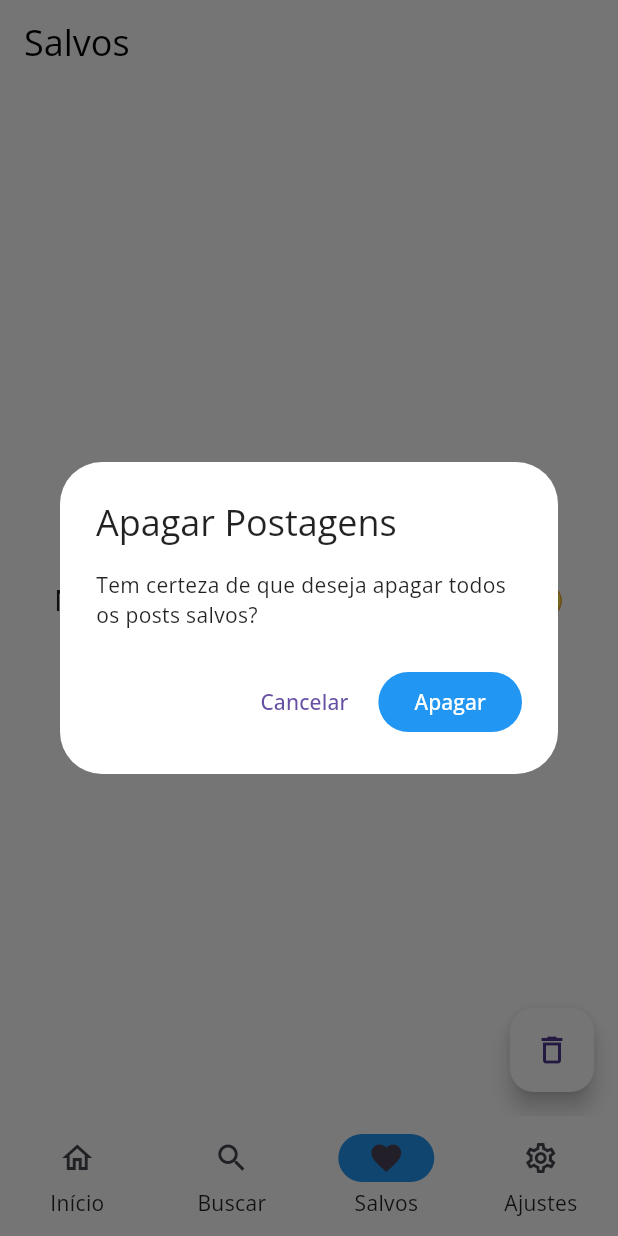
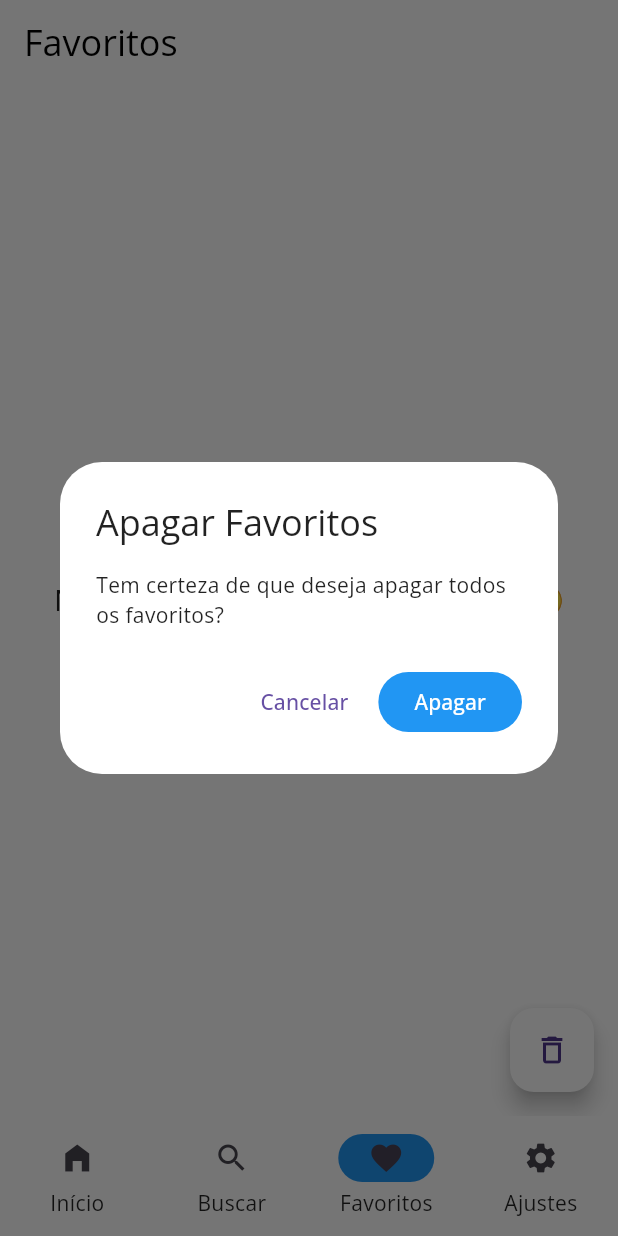
Before and after one commit to hendrilmendes/News-Droid, a Flutter app: the BottomNavigationContainer screen opened directly, item 3 of the bottom bar chosen, after a tap on the "delete outline" icon, on a phone screen of 412 x 824 dp. Run offline on Flutter 3.47's test engine with Material 3 defaults, Android fonts, the phone set to English and light mode, and no system bars; our stand-ins replace cached_network_image, connectivity_plus, firebase_auth, firebase_core, firebase_crashlytics, flutter_tts and 10 more; missing offline and left inert: feedback, flutter_email_sender, onesignal_flutter; accounts and stored records are empty; generated files the repository leaves out were written again; network calls fail.

Commit message:
Ajustes internos

```diff
--- a/lib/l10n/app_pt.arb
+++ b/lib/l10n/app_pt.arb
@@ -3,7 +3,7 @@
     "appName": "News-Droid",
     "home": "Início",
     "search": "Buscar",
-    "favorites": "Salvos",
+    "favorites": "Favoritos",
     "settings": "Ajustes",
     "shared": "Compartilhar",
     "comments": "Comentários",
@@ -15,8 +15,8 @@
     "noComment": "Nenhum comentário disponível 😅",
     "hintTextComment": "Digite seu comentário...",
     "human": "Humano",
-    "deleteFavorites": "Apagar Postagens",
-    "deleteFavoritesSub": "Tem certeza de que deseja apagar todos os posts salvos?",
+    "deleteFavorites": "Apagar Favoritos",
+    "deleteFavoritesSub": "Tem certeza de que deseja apagar todos os favoritos?",
     "cancel": "Cancelar",
     "delete": "Apagar",
     "noFavorites": "Nenhuma postagem encontrada 😕",
--- a/lib/widgets/bottom_navigation.dart
+++ b/lib/widgets/bottom_navigation.dart
@@ -49,11 +49,11 @@ class _BottomNavigationContainerState extends State<BottomNavigationContainer> {
                   labelType: NavigationRailLabelType.all,
                   destinations: [
                     NavigationRailDestination(
-                      icon: const Icon(Icons.home_outlined),
+                      icon: const Icon(Icons.home_filled),
                       label: Text(AppLocalizations.of(context)!.home),
                     ),
                     NavigationRailDestination(
-                      icon: const Icon(Icons.search_outlined),
+                      icon: const Icon(Icons.search),
                       label: Text(AppLocalizations.of(context)!.search),
                     ),
                     NavigationRailDestination(
@@ -61,7 +61,7 @@ class _BottomNavigationContainerState extends State<BottomNavigationContainer> {
                       label: Text(AppLocalizations.of(context)!.favorites),
                     ),
                     NavigationRailDestination(
-                      icon: const Icon(Icons.settings_outlined),
+                      icon: const Icon(Icons.settings),
                       label: Text(AppLocalizations.of(context)!.settings),
                     ),
                   ],
@@ -91,11 +91,11 @@ class _BottomNavigationContainerState extends State<BottomNavigationContainer> {
                   labelBehavior: NavigationDestinationLabelBehavior.alwaysShow,
                   destinations: [
                     NavigationDestination(
-                      icon: const Icon(Icons.home_outlined),
+                      icon: const Icon(Icons.home_filled),
                       label: AppLocalizations.of(context)!.home,
                     ),
                     NavigationDestination(
-                      icon: const Icon(Icons.search_outlined),
+                      icon: const Icon(Icons.search),
                       label: AppLocalizations.of(context)!.search,
                     ),
                     NavigationDestination(
@@ -103,7 +103,7 @@ class _BottomNavigationContainerState extends State<BottomNavigationContainer> {
                       label: AppLocalizations.of(context)!.favorites,
                     ),
                     NavigationDestination(
-                      icon: const Icon(Icons.settings_outlined),
+                      icon: const Icon(Icons.settings),
                       label: AppLocalizations.of(context)!.settings,
                     ),
                   ],
```
Also changed, not shown: lib/screens/posts/posts_details.dart (+3 -9 lines), lib/widgets/settings/review.dart (+5 -8 lines), pubspec.yaml (+5 -8 lines), pubspec.lock, 3 other files.
